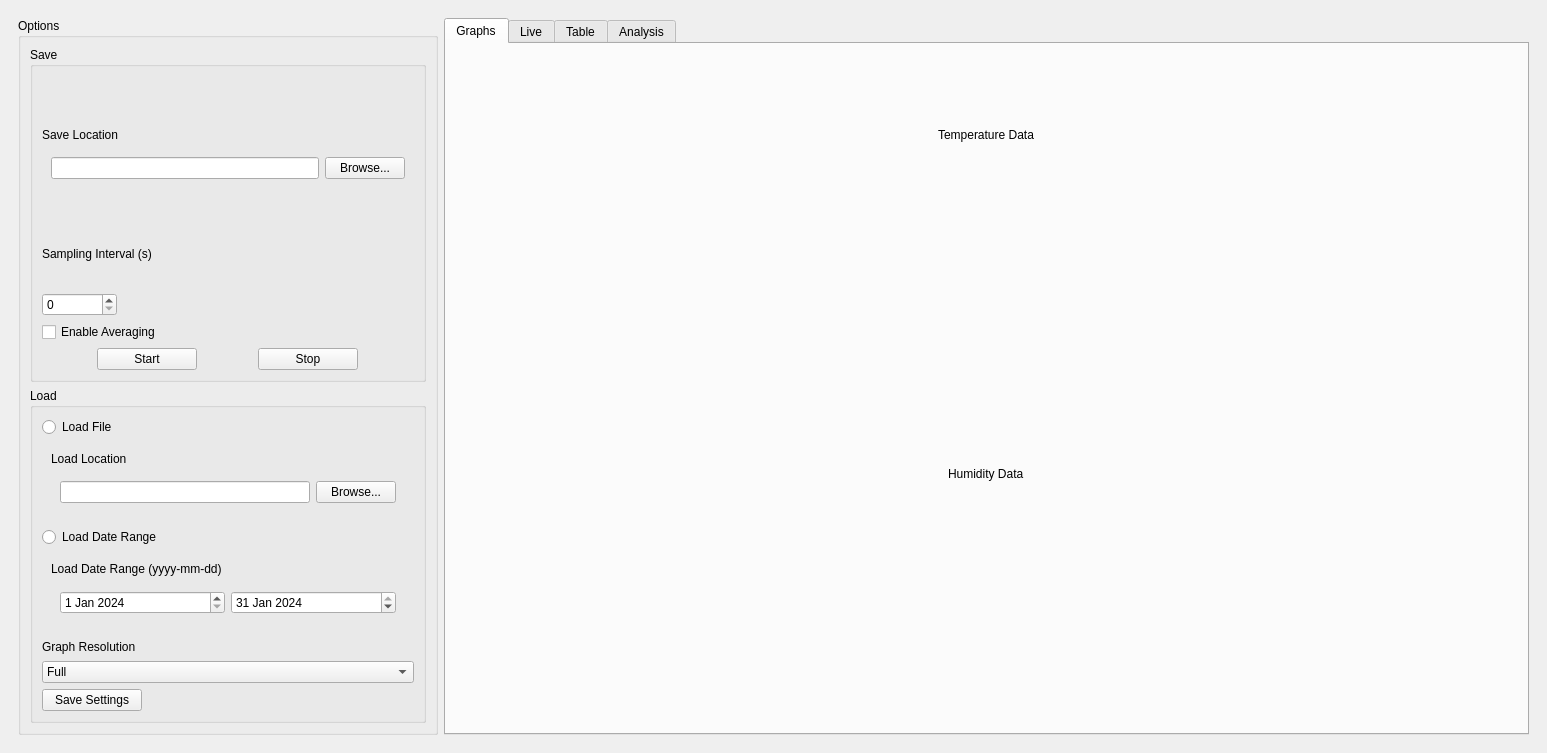
Qt form mainwindow.ui (brennanleblanc0/QSUM-TempGui) before a commit.
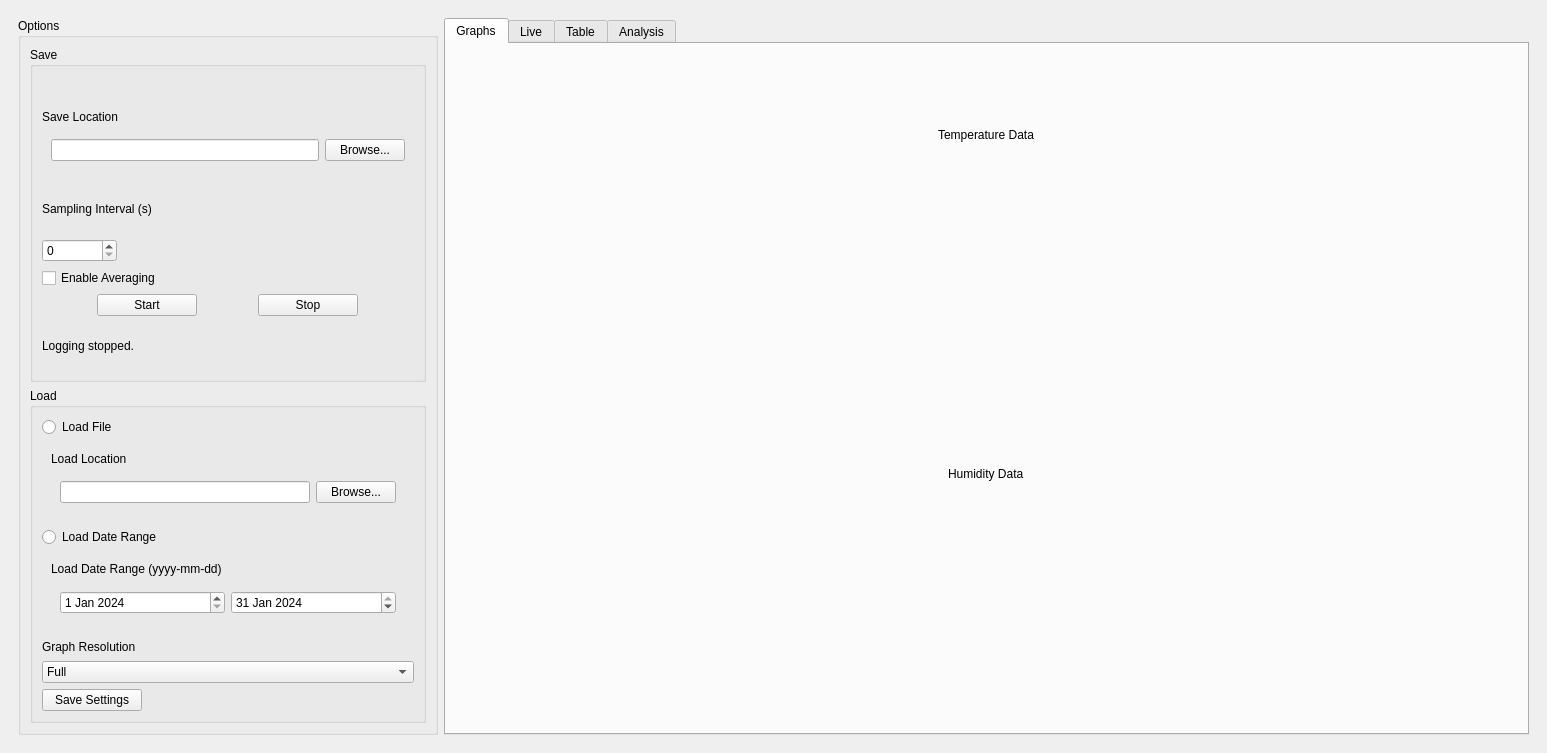
The same form after that commit. Custom widgets are drawn as their Qt base class.

Commit message: Add a status label

Diff of the .ui file:
```diff
--- a/mainwindow.ui
+++ b/mainwindow.ui
@@ -120,6 +120,13 @@
                </item>
               </layout>
              </item>
+             <item>
+              <widget class="QLabel" name="statusLabel">
+               <property name="text">
+                <string>Logging stopped.</string>
+               </property>
+              </widget>
+             </item>
             </layout>
            </widget>
           </item>
```
The commit also changes 1 other file.
